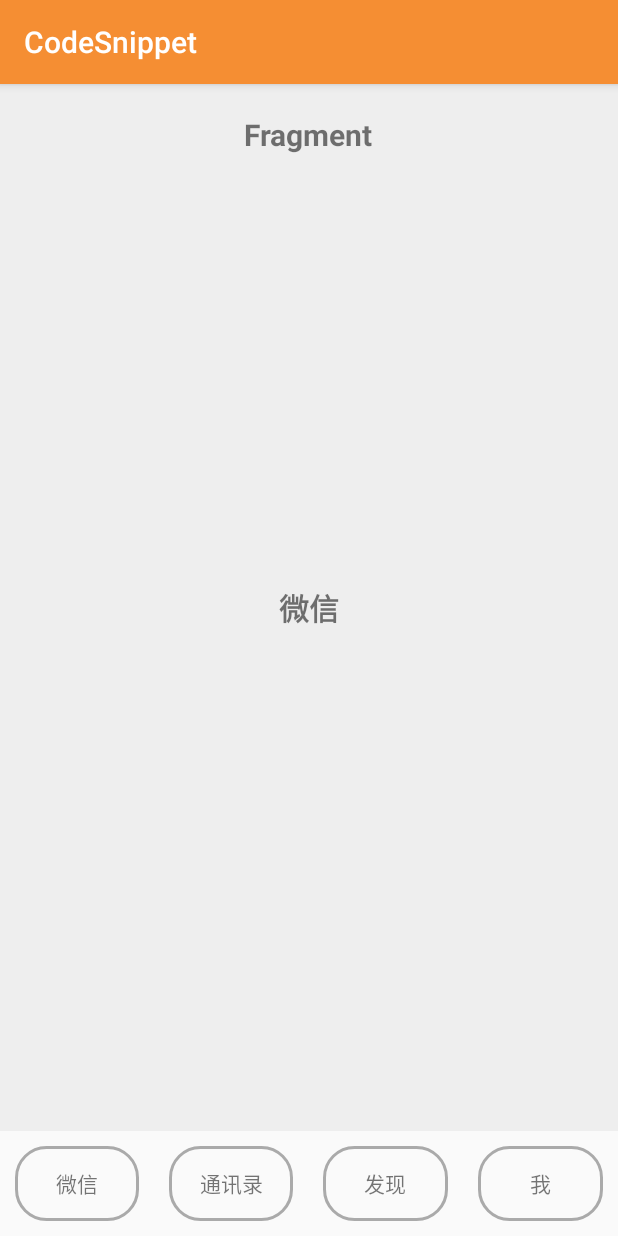
After one commit to ChestnutPlus/CodeSnippet, an Android app: the BottomTabFragmentActivity screen opened directly, with no data from a screen before it, on a phone screen of 412 x 824 dp. The commit adds this screen. Run offline under Robolectric (Android 15) with nearby library versions, the phone set to English and light mode, and no system bars.

Commit message:
Feat: 增加fragment viewpager 示例，和 hide , show 的示例

```diff
--- a/app/src/main/AndroidManifest.xml
+++ b/app/src/main/AndroidManifest.xml
@@ -6,7 +6,8 @@
         android:icon="@mipmap/ic_launcher"
         android:label="@string/app_name"
         android:theme="@style/AppTheme">
-        <activity android:name=".ui.fragmentLazyLoad.FragmentLazyLoadActivity" />
+        <activity android:name=".ui.fragment.bottomTab.BottomTabFragmentActivity"></activity>
+        <activity android:name=".ui.fragment.lazyLoad.FragmentLazyLoadActivity" />
         <activity android:name=".MainActivity">
             <intent-filter>
                 <action android:name="android.intent.action.MAIN" />
@@ -14,7 +15,6 @@
                 <category android:name="android.intent.category.LAUNCHER" />
             </intent-filter>
         </activity>
-        <activity android:name=".ui.hideShow.AddFragmentActivity"></activity>
     </application>
 
 </manifest>
--- /dev/null
+++ b/app/src/main/java/x/chestnut/code/snippet/ui/fragment/bottomTab/BaseFragment.java
@@ -0,0 +1,64 @@
+package x.chestnut.code.snippet.ui.fragment.bottomTab;
+
+import android.os.Bundle;
+import android.support.v4.app.Fragment;
+import android.view.LayoutInflater;
+import android.view.View;
+import android.view.ViewGroup;
+
+/**
+ * <pre>
+ *     author: Chestnut
+ *     blog  : http://www.jianshu.com/u/a0206b5f4526
+ *     time  : 2018/12/24 15:33
+ *     desc  :
+ *     thanks To:
+ *     dependent on:
+ *     update log:
+ * </pre>
+ */
+public abstract class BaseFragment extends Fragment {
+
+    @Override
+    public View onCreateView(LayoutInflater inflater, ViewGroup container, Bundle savedInstanceState) {
+        View rootView = inflater.inflate(setContentView(), container, false);
+        onViewCreate(rootView);
+        return rootView;
+    }
+
+    @Override
+    public void onHiddenChanged(boolean hidden) {
+        super.onHiddenChanged(hidden);
+        if (hidden) {
+            onViewPause();
+        } else {
+            onViewResume();
+        }
+    }
+
+    @Override
+    public void onPause() {
+        super.onPause();
+        if (!isHidden())
+            onViewPause();
+    }
+
+    @Override
+    public void onResume() {
+        super.onResume();
+        if (!isHidden())
+            onViewResume();
+    }
+
+    @Override
+    public void onDestroy() {
+        super.onDestroy();
+        onViewDestroy();
+    }
+
+    protected abstract int setContentView();
+    protected abstract void onViewCreate(View rootView);
+    protected abstract void onViewResume();
+    protected abstract void onViewPause();
+    protected abstract void onViewDestroy();
+}
--- /dev/null
+++ b/app/src/main/java/x/chestnut/code/snippet/ui/fragment/bottomTab/BottomTabFragmentActivity.java
@@ -0,0 +1,72 @@
+package x.chestnut.code.snippet.ui.fragment.bottomTab;
+
+import android.support.v4.app.Fragment;
+import android.support.v4.app.FragmentTransaction;
+
+import x.chestnut.code.snippet.R;
+import x.chestnut.code.snippet.base.BaseActivity;
+
+public class BottomTabFragmentActivity extends BaseActivity {
+
+    private Fragment mCurrentFragment;
+    private Fragment fragment1,fragment2,fragment3,fragment4;
+
+    @Override
+    public int getLayoutId() {
+        return R.layout.activity_bottom_tab_fragment;
+    }
+
+    @Override
+    public void lazyLoadViewAfterOnResume() {
+
+        fragment1 = TextFragment.newInstance("微信");
+        fragment2 = TextFragment.newInstance("通讯录");
+        fragment3 = TextFragment.newInstance("发现");
+        fragment4 = TextFragment.newInstance("我");
+
+        //init
+        addFragment(fragment1);
+        showFragment(fragment1);
+
+        findViewById(R.id.tv_1).setOnClickListener(v -> {
+            addFragment(fragment1);
+            showFragment(fragment1);
+        });
+        findViewById(R.id.tv_2).setOnClickListener(v -> {
+            addFragment(fragment2);
+            showFragment(fragment2);
+        });
+        findViewById(R.id.tv_3).setOnClickListener(v -> {
+            addFragment(fragment3);
+            showFragment(fragment3);
+        });
+        findViewById(R.id.tv_4).setOnClickListener(v -> {
+            addFragment(fragment4);
+            showFragment(fragment4);
+        });
+    }
+
+    /*添加fragment*/
+    private void addFragment(Fragment fragment) {
+        /*判断该fragment是否已经被添加过  如果没有被添加  则添加*/
+        if (!fragment.isAdded()) {
+            getSupportFragmentManager().beginTransaction().add(R.id.frame_layout, fragment, fragment.getClass().getSimpleName()).commit();
+        }
+    }
+
+    /*显示fragment*/
+    private void showFragment(Fragment fragment) {
+        FragmentTransaction ft= getSupportFragmentManager().beginTransaction();;
+        for (Fragment frag : getSupportFragmentManager().getFragments()) {
+            if (frag != fragment) {
+                /*先隐藏其他fragment*/
+                ft.hide(frag);
+            }
+            else {
+                ft.show(fragment);
+            }
+        }
+        mCurrentFragment = fragment;
+        ft.commit();
+    }
+}
--- /dev/null
+++ b/app/src/main/java/x/chestnut/code/snippet/ui/fragment/bottomTab/TextFragment.java
@@ -0,0 +1,71 @@
+package x.chestnut.code.snippet.ui.fragment.bottomTab;
+
+import android.os.Bundle;
+import android.util.Log;
+import android.view.View;
+import android.widget.TextView;
+
+import x.chestnut.code.snippet.R;
+
+/**
+ * <pre>
+ *     author: Chestnut
+ *     blog  : http://www.jianshu.com/u/a0206b5f4526
+ *     time  : 2019/3/27 16:06
+ *     desc  :
+ *     thanks To:
+ *     dependent on:
+ *     update log:
+ * </pre>
+ */
+public class TextFragment extends BaseFragment{
+
+    private String TAG = "TextFragment";
+    private static final String ARG_PARAM1 = "param1";
+    private String mParam1;
+
+    public TextFragment() {}
+
+    public static TextFragment newInstance(String param1) {
+        TextFragment fragment = new TextFragment();
+        Bundle args = new Bundle();
+        args.putString(ARG_PARAM1, param1);
+        fragment.setArguments(args);
+        return fragment;
+    }
+
+    @Override
+    public void onCreate(Bundle savedInstanceState) {
+        super.onCreate(savedInstanceState);
+        if (getArguments() != null) {
+            mParam1 = getArguments().getString(ARG_PARAM1);
+        }
+    }
+
+    @Override
+    protected int setContentView() {
+        return R.layout.fragment_blank;
+    }
+
+    @Override
+    protected void onViewCreate(View rootView) {
+        TextView textView = rootView.findViewById(R.id.tv_index);
+        textView.setText(mParam1);
+        Log.i(TAG,"onViewCreate, " + mParam1);
+    }
+
+    @Override
+    protected void onViewResume() {
+        Log.i(TAG,"onViewResume, " + mParam1);
+    }
+
+    @Override
+    protected void onViewPause() {
+        Log.i(TAG,"onViewPause, " + mParam1);
+    }
+
+    @Override
+    protected void onViewDestroy() {
+        Log.i(TAG,"onViewDestroy, " + mParam1);
+    }
+}
--- a/app/src/main/java/x/chestnut/code/snippet/ui/fragmentLazyLoad/FragmentLazyLoadActivity.java
+++ b/app/src/main/java/x/chestnut/code/snippet/ui/fragment/lazyLoad/FragmentLazyLoadActivity.java
@@ -1,4 +1,4 @@
-package x.chestnut.code.snippet.ui.fragmentLazyLoad;
+package x.chestnut.code.snippet.ui.fragment.lazyLoad;
 
 import android.support.v4.app.Fragment;
 import android.support.v4.view.ViewPager;
--- a/app/src/main/java/x/chestnut/code/snippet/ui/fragmentLazyLoad/MyViewPagerAdapter.java
+++ b/app/src/main/java/x/chestnut/code/snippet/ui/fragment/lazyLoad/MyViewPagerAdapter.java
@@ -1,4 +1,4 @@
-package x.chestnut.code.snippet.ui.fragmentLazyLoad;
+package x.chestnut.code.snippet.ui.fragment.lazyLoad;
 
 import android.support.v4.app.Fragment;
 import android.support.v4.app.FragmentManager;
--- /dev/null
+++ b/app/src/main/res/layout/activity_bottom_tab_fragment.xml
@@ -0,0 +1,74 @@
+<?xml version="1.0" encoding="utf-8"?>
+<RelativeLayout xmlns:android="http://schemas.android.com/apk/res/android"
+    xmlns:app="http://schemas.android.com/apk/res-auto"
+    xmlns:tools="http://schemas.android.com/tools"
+    android:layout_width="match_parent"
+    android:layout_height="match_parent"
+    tools:context=".ui.fragment.bottomTab.BottomTabFragmentActivity">
+
+    <FrameLayout
+        android:id="@+id/frame_layout"
+        android:layout_marginBottom="70dp"
+        android:layout_width="match_parent"
+        android:layout_height="match_parent"/>
+
+    <LinearLayout
+        android:orientation="horizontal"
+        android:layout_alignParentBottom="true"
+        android:layout_width="match_parent"
+        android:layout_marginBottom="10dp"
+        android:layout_height="50dp">
+
+        <TextView
+            android:id="@+id/tv_1"
+            android:text="微信"
+            android:clickable="true"
+            android:focusable="true"
+            android:layout_marginStart="10dp"
+            android:layout_marginEnd="10dp"
+            android:background="@drawable/tv_bg_round"
+            android:gravity="center"
+            android:layout_weight="1"
+            android:layout_width="0dp"
+            android:layout_height="match_parent" />
+
+        <TextView
+            android:id="@+id/tv_2"
+            android:text="通讯录"
+            android:clickable="true"
+            android:focusable="true"
+            android:layout_marginStart="10dp"
+            android:layout_marginEnd="10dp"
+            android:background="@drawable/tv_bg_round"
+            android:gravity="center"
+            android:layout_weight="1"
+            android:layout_width="0dp"
+            android:layout_height="match_parent" />
+
+        <TextView
+            android:id="@+id/tv_3"
+            android:text="发现"
+            android:clickable="true"
+            android:focusable="true"
+            android:layout_marginStart="10dp"
+            android:layout_marginEnd="10dp"
+            android:background="@drawable/tv_bg_round"
+            android:gravity="center"
+            android:layout_weight="1"
+            android:layout_width="0dp"
+            android:layout_height="match_parent" />
+
+        <TextView
+            android:id="@+id/tv_4"
+            android:text="我"
+            android:clickable="true"
+            android:focusable="true"
+            android:layout_marginStart="10dp"
+            android:layout_marginEnd="10dp"
+            android:background="@drawable/tv_bg_round"
+            android:gravity="center"
+            android:layout_weight="1"
+            android:layout_width="0dp"
+            android:layout_height="match_parent" />
+    </LinearLayout>
+</RelativeLayout>
--- a/app/src/main/res/layout/activity_fragment_lazy_load.xml
+++ b/app/src/main/res/layout/activity_fragment_lazy_load.xml
@@ -5,4 +5,4 @@
     android:id="@+id/view_pager"
     android:layout_width="match_parent"
     android:layout_height="match_parent"
-    tools:context=".ui.fragmentLazyLoad.FragmentLazyLoadActivity"/>
+    tools:context=".ui.fragment.lazyLoad.FragmentLazyLoadActivity"/>
--- a/app/src/main/res/layout/fragment_blank.xml
+++ b/app/src/main/res/layout/fragment_blank.xml
@@ -3,7 +3,17 @@
     xmlns:tools="http://schemas.android.com/tools"
     android:layout_width="match_parent"
     android:layout_height="match_parent"
-    tools:context=".ui.fragmentLazyLoad.BlankFragment">
+    android:background="#eee"
+    tools:context=".ui.fragment.lazyLoad.BlankFragment">
+
+    <TextView
+        android:text="Fragment"
+        android:layout_width="wrap_content"
+        android:layout_margin="20dp"
+        android:textSize="20sp"
+        android:textStyle="bold"
+        android:layout_gravity="center_horizontal"
+        android:layout_height="wrap_content" />
 
     <!-- TODO: Update blank fragment layout -->
     <TextView
```
Also changed, not shown: app/build.gradle (+4 -4 lines), app/src/main/java/x/chestnut/code/snippet/MainActivity.java (+4 -4 lines), app/src/main/java/x/chestnut/code/snippet/ui/fragment/lazyLoad/BlankFragment.java (renamed from app/src/main/java/x/chestnut/code/snippet/ui/fragmentLazyLoad/BlankFragment.java, +1 -7 lines), app/src/main/java/x/chestnut/code/snippet/ui/fragment/lazyLoad/LazyLoadFragment.java (renamed from app/src/main/java/x/chestnut/code/snippet/ui/fragmentLazyLoad/LazyLoadFragment.java, +1 -13 lines), app/src/main/java/x/chestnut/code/snippet/ui/hideShow/AddFragmentActivity.java (deleted, +0 -28 lines), app/src/main/res/layout/activity_add_fragment.xml (deleted, +0 -16 lines).
